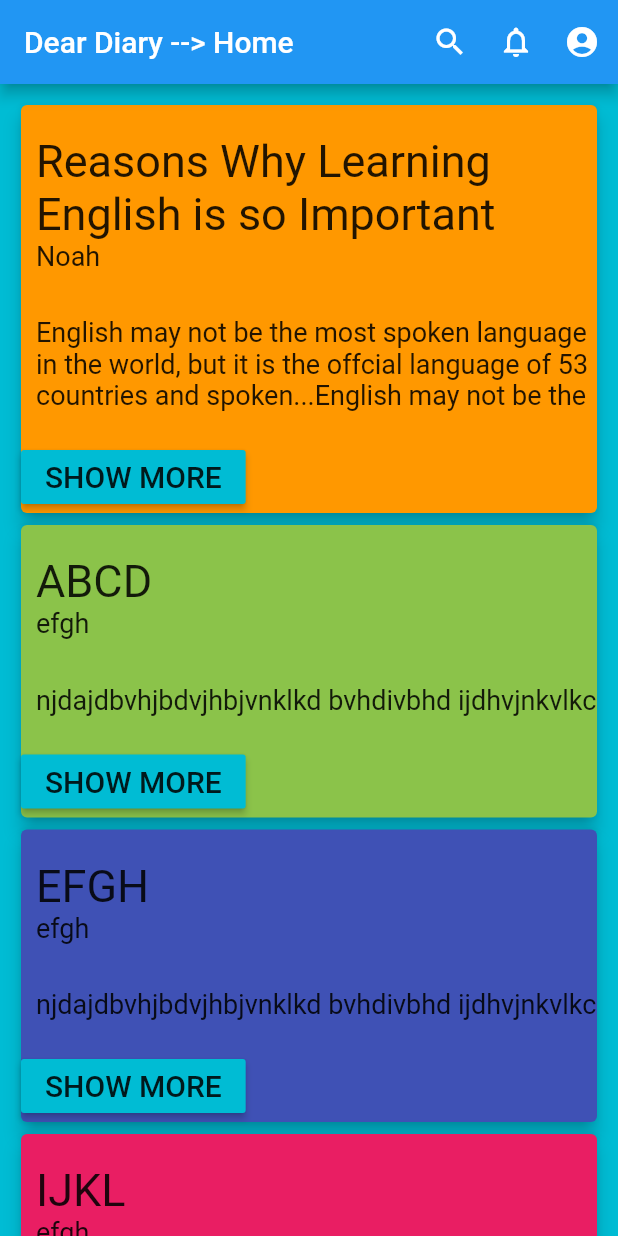
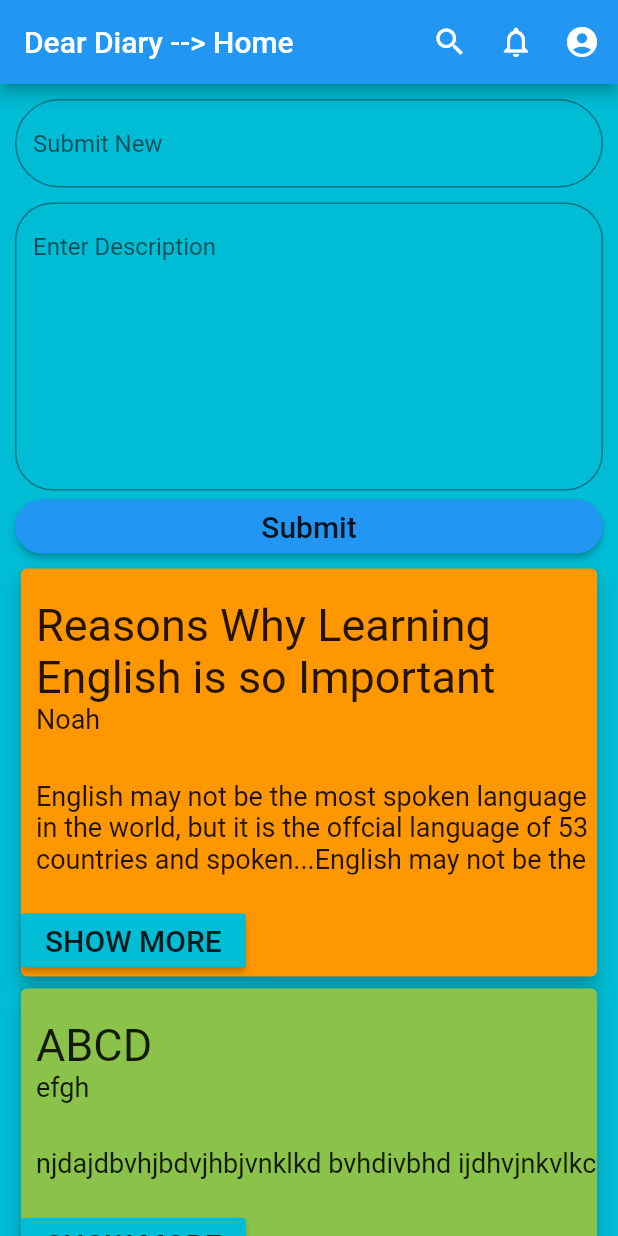
Before and after one commit to PinsaraKWeerasinghe/training_app, a Flutter app: the screen it shows after launch, on a phone screen of 412 x 824 dp. Run offline on Flutter 3.47's test engine with Material 2 defaults, Android fonts, the phone set to English and light mode, and no system bars.

Commit message:
Created adding form

```diff
--- /dev/null
+++ b/lib/form_card.dart
@@ -0,0 +1,77 @@
+import 'package:flutter/cupertino.dart';
+import 'package:flutter/material.dart';
+import 'package:flutter/painting.dart';
+
+class FormCard extends StatefulWidget {
+  @override
+  _FormCardState createState() => _FormCardState();
+}
+
+// Define a corresponding State class.
+// This class holds the data related to the Form.
+class _FormCardState extends State<FormCard> {
+  // Create a text controller and use it to retrieve the current value
+  // of the TextField.
+  final titleController = TextEditingController();
+  final descriptionController = TextEditingController();
+
+  @override
+  void dispose() {
+    // Clean up the controller when the widget is disposed.
+    titleController.dispose();
+    descriptionController.dispose();
+    super.dispose();
+  }
+
+  @override
+  Widget build(BuildContext context) {
+    return Form(
+      child: Column(
+        mainAxisAlignment: MainAxisAlignment.start,
+        crossAxisAlignment: CrossAxisAlignment.stretch,
+        children: [
+          TextFormField(
+            decoration: InputDecoration(
+              border: OutlineInputBorder(
+                  borderRadius:
+                    BorderRadius.all(new Radius.circular(100.0))
+              ),
+              hintText: 'Submit New',
+            ),
+            controller: titleController,
+          ),
+
+          SizedBox(height: 10.0,),
+
+          TextFormField(
+            controller: descriptionController,
+            decoration: InputDecoration(
+              hintText: 'Enter Description',
+              border: OutlineInputBorder(
+                  borderRadius:
+                  BorderRadius.all(new Radius.circular(25.0))
+              ),
+            ),
+            maxLines: 8,
+          ),
+
+          RaisedButton(
+            shape: RoundedRectangleBorder(
+                borderRadius: new BorderRadius.circular(18.0),
+            ),
+            onPressed: () {
+              print('title :- '+titleController.text);
+              print('description :- '+descriptionController.text);
+              titleController.clear();
+              descriptionController.clear();
+            },
+            color: Colors.blue,
+            child:
+            Text('Submit',style: TextStyle(fontSize: 20)
+            ),
+          ),
+        ],
+      ),
+    );
+  }
+}
--- a/lib/main.dart
+++ b/lib/main.dart
@@ -2,11 +2,11 @@ import 'package:flutter/cupertino.dart';
 import 'package:flutter/material.dart';
 
 import 'diary_card.dart';
-
+import 'form_card.dart';
 
 void main() => runApp(Diary());
 
-class Diary extends StatelessWidget{
+class Diary extends StatelessWidget {
   @override
   Widget build(BuildContext context) {
     return MaterialApp(
@@ -16,11 +16,17 @@ class Diary extends StatelessWidget{
           actions: <Widget>[
             Padding(
               padding: const EdgeInsets.only(right: 20.0),
-              child: Icon(Icons.search, color: Colors.white,),
+              child: Icon(
+                Icons.search,
+                color: Colors.white,
+              ),
             ),
             Padding(
               padding: const EdgeInsets.only(right: 20.0),
-              child: Icon(Icons.notifications_none, color: Colors.white,),
+              child: Icon(
+                Icons.notifications_none,
+                color: Colors.white,
+              ),
             ),
             Padding(
               padding: const EdgeInsets.only(right: 12.0),
@@ -29,27 +35,41 @@ class Diary extends StatelessWidget{
           ],
         ),
         backgroundColor: Colors.cyan,
-        body:SingleChildScrollView(
-
+        body: SingleChildScrollView(
           child: Container(
-            padding: EdgeInsets.fromLTRB(10,10,10,0),
-            height: 1000,
+            padding: EdgeInsets.fromLTRB(10, 10, 10, 0),
+            height: 1500,
             width: double.maxFinite,
             child: Column(
               mainAxisAlignment: MainAxisAlignment.start,
               crossAxisAlignment: CrossAxisAlignment.stretch,
-
-
               children: [
-                DiaryCard("Reasons Why Learning English is so Important",'Noah','English may not be the most spoken language in the world, but it is the offcial language of 53 countries and spoken...English may not be the most spoken language in the world, but it is the offcial language of 53 countries and spoken...',Colors.orange),
-                DiaryCard("ABCD",'efgh','njdajdbvhjbdvjhbjvnklkd bvhdivbhd ijdhvjnkvlkc',Colors.lightGreen),
-                DiaryCard("EFGH",'efgh','njdajdbvhjbdvjhbjvnklkd bvhdivbhd ijdhvjnkvlkc',Colors.indigo),
-                DiaryCard("IJKL",'efgh','njdajdbvhjbdvjhbjvnklkd bvhdivbhd ijdhvjnkvlkc njdajdbvhjbdvjhbjvnklkd bvhdivbhd ijdhvjnkvlkc njdajdbvhjbdvjhbjvnklkd bvhdivbhd ijdhvjnkvlkc njdajdbvhjbdvjhbjvnklkd bvhdivbhd ijdhvjnkvlkc njdajdbvhjbdvjhbjvnklkd bvhdivbhd ijdhvjnkvlkc njdajdbvhjbdvjhbjvnklkd bvhd',Colors.pink),
-               ],
+                FormCard(),
+                DiaryCard(
+                    "Reasons Why Learning English is so Important",
+                    'Noah',
+                    'English may not be the most spoken language in the world, but it is the offcial language of 53 countries and spoken...English may not be the most spoken language in the world, but it is the offcial language of 53 countries and spoken...',
+                    Colors.orange),
+                DiaryCard(
+                    "ABCD",
+                    'efgh',
+                    'njdajdbvhjbdvjhbjvnklkd bvhdivbhd ijdhvjnkvlkc',
+                    Colors.lightGreen),
+                DiaryCard(
+                    "EFGH",
+                    'efgh',
+                    'njdajdbvhjbdvjhbjvnklkd bvhdivbhd ijdhvjnkvlkc',
+                    Colors.indigo),
+                DiaryCard(
+                    "IJKL",
+                    'efgh',
+                    'njdajdbvhjbdvjhbjvnklkd bvhdivbhd ijdhvjnkvlkc njdajdbvhjbdvjhbjvnklkd bvhdivbhd ijdhvjnkvlkc njdajdbvhjbdvjhbjvnklkd bvhdivbhd ijdhvjnkvlkc njdajdbvhjbdvjhbjvnklkd bvhdivbhd ijdhvjnkvlkc njdajdbvhjbdvjhbjvnklkd bvhdivbhd ijdhvjnkvlkc njdajdbvhjbdvjhbjvnklkd bvhd',
+                    Colors.pink),
+              ],
             ),
           ),
         ),
-        ),
+      ),
     );
   }
 }
```
